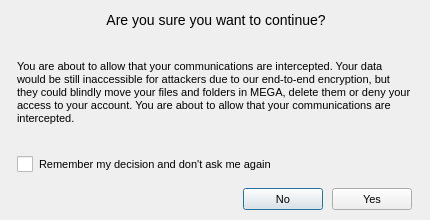
Old version of the form src/MEGASync/gui/macx/ConfirmSSLexception.ui in the repository meganz/MEGAsync.
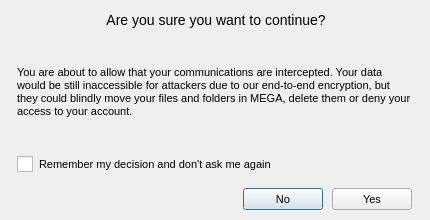
New version of the form.

```diff
--- a/src/MEGASync/gui/macx/ConfirmSSLexception.ui
+++ b/src/MEGASync/gui/macx/ConfirmSSLexception.ui
@@ -108,7 +108,7 @@
       <string notr="true">padding-top: -10px;</string>
      </property>
      <property name="text">
-      <string>You are about to allow that your communications are intercepted. Your data would be still inaccessible for attackers due to our end-to-end encryption, but they could blindly move your files and folders in MEGA, delete them or deny your access to your account. You are about to allow that your communications are intercepted.</string>
+      <string>You are about to allow that your communications are intercepted. Your data would be still inaccessible for attackers due to our end-to-end encryption, but they could blindly move your files and folders in MEGA, delete them or deny your access to your account.</string>
      </property>
      <property name="wordWrap">
       <bool>true</bool>
```
